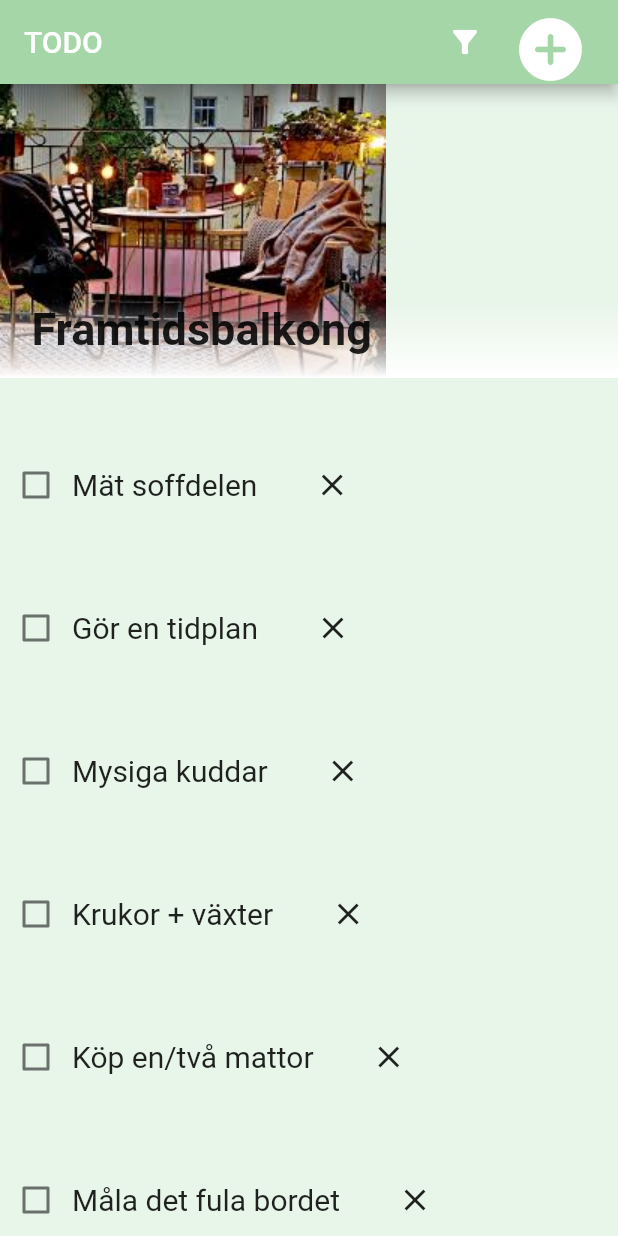
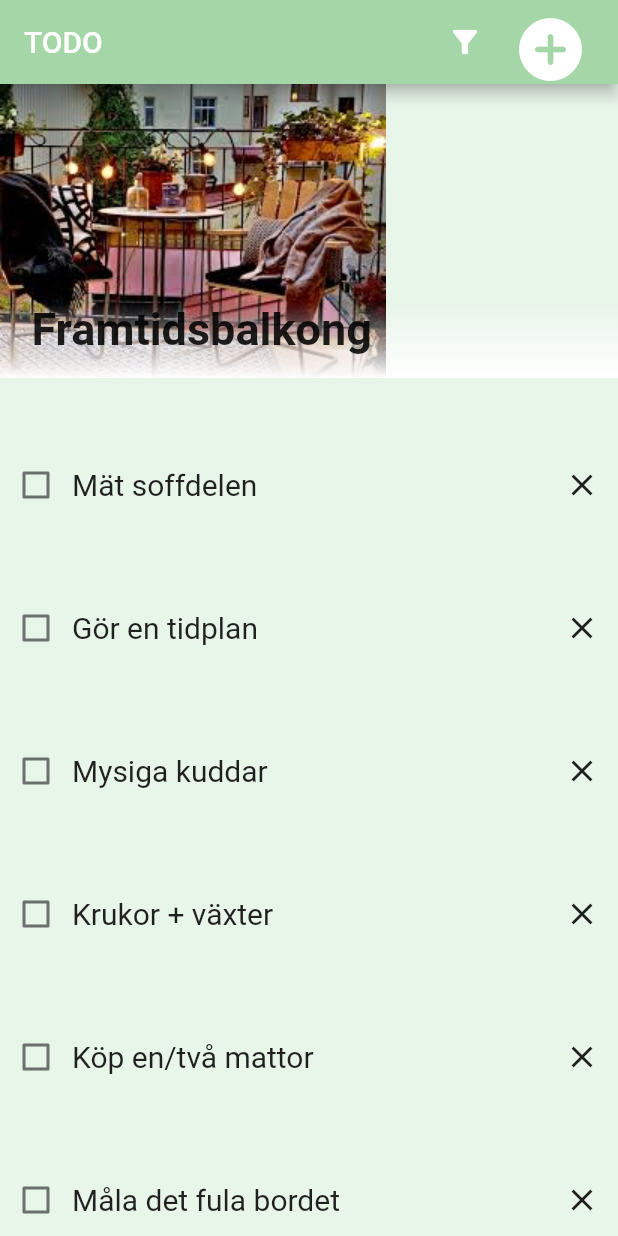
Before and after one commit to gu-tig169/gusbragsev, a Flutter app: the screen it shows after launch, on a phone screen of 412 x 824 dp. Run offline on Flutter 3.47's test engine with Material 2 defaults, Android fonts, the phone set to English and light mode, and no system bars.

Commit message:
Changes todoRow with an Expanded-wrapping on Text.

```diff
--- a/lib/main.dart
+++ b/lib/main.dart
@@ -104,10 +104,11 @@ class MainView extends StatelessWidget {
           onChanged: (val) {},
           activeColor: Colors.black,
           ),
-        Text(task, style: TextStyle(fontSize: 20)),
+        Expanded(
+          child : Text(task, style: TextStyle(fontSize: 20)
+          ),
+        ),
         Container(
-          padding: const EdgeInsets.only(right: 0.0),
-          width: 100,
           child: IconButton(
             icon: Icon(Icons.close),
             tooltip: 'Delete',
```
